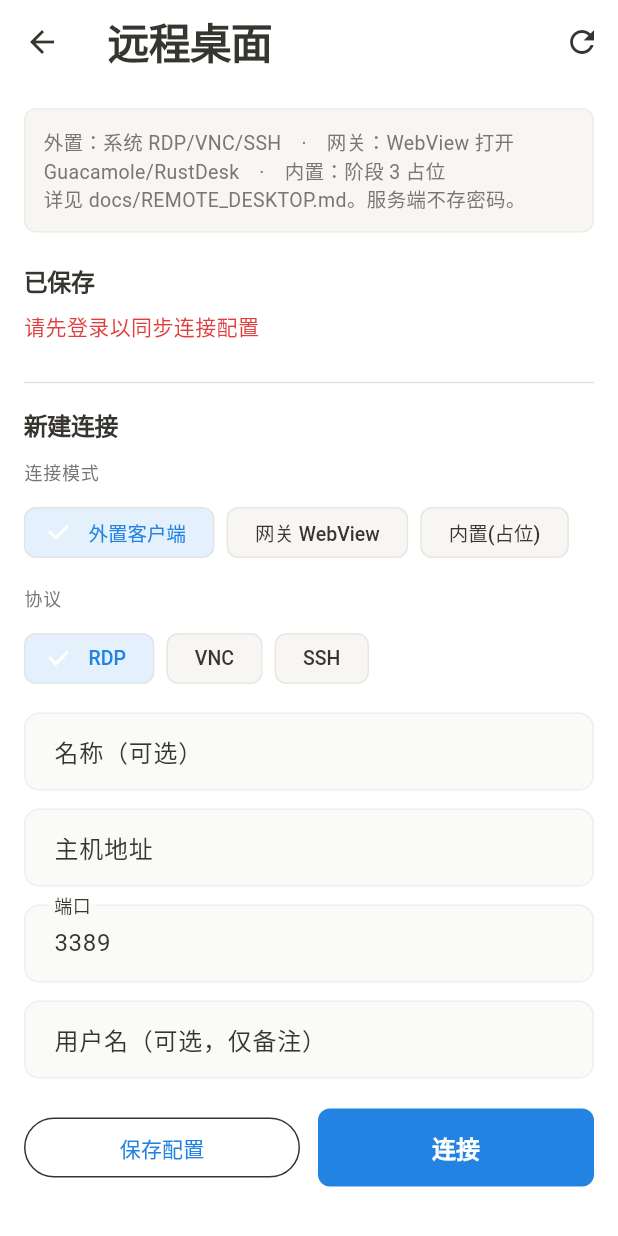
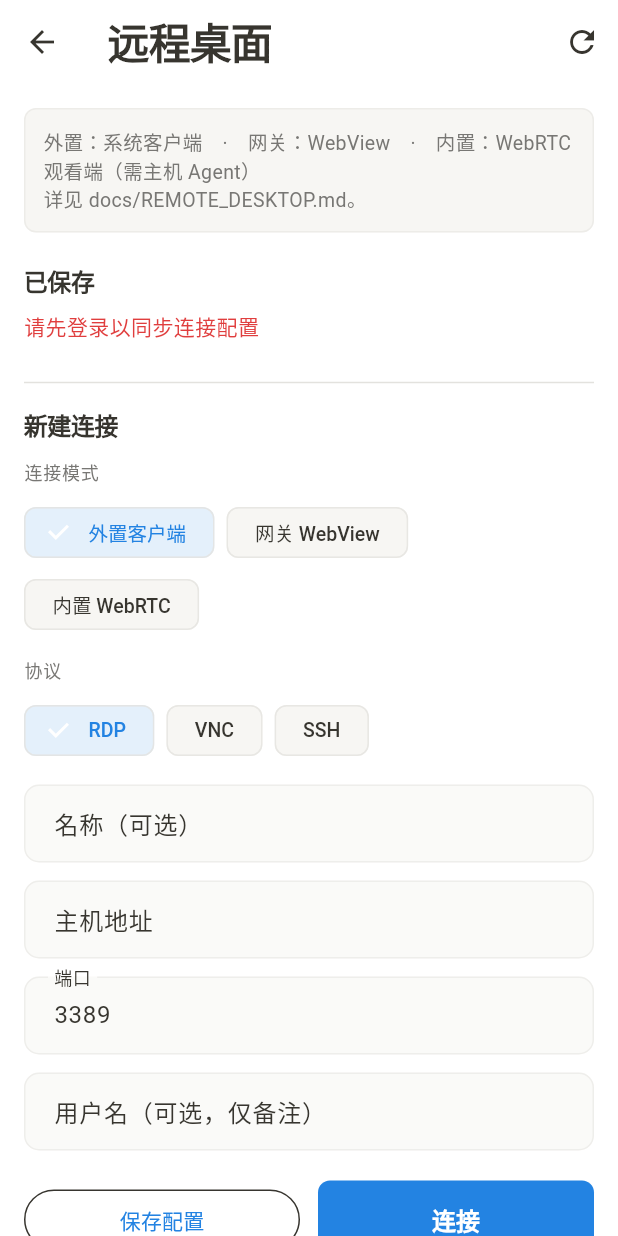
Before and after one commit to fymd/personal-assistant, a Flutter app: the RemoteDesktopPage screen opened directly, on a phone screen of 412 x 824 dp. Run offline on Flutter 3.47's test engine with Material 3 defaults, Android fonts, the phone set to English and light mode, and no system bars; our stand-ins replace dio, flutter_riverpod, flutter_secure_storage, shared_preferences, webview_flutter; missing offline and left inert: excel, flutter_webrtc, mobile_scanner; accounts and stored records are empty.

Commit message:
fix(mobile/ops): native 模式传入 profileId，文案同步阶段 3

```diff
--- a/mobile/lib/features/ops/presentation/remote_desktop_page.dart
+++ b/mobile/lib/features/ops/presentation/remote_desktop_page.dart
@@ -8,7 +8,7 @@ import '../data/remote_desktop_repository.dart';
 import 'gateway_webview_page.dart';
 import 'native_rd_placeholder_page.dart';
 
-/// 远程桌面：阶段 1 外置 / 阶段 2 网关 / 阶段 3 内置占位
+/// 远程桌面：阶段 1 外置 / 阶段 2 网关 / 阶段 3 WebRTC 内置
 class RemoteDesktopPage extends ConsumerStatefulWidget {
   const RemoteDesktopPage({super.key});
 
@@ -205,6 +205,7 @@ class _RemoteDesktopPageState extends ConsumerState<RemoteDesktopPage> {
       port: p.port,
       gatewayUrl: p.gatewayUrl,
       title: p.name,
+      profileId: p.id,
     );
   }
 
@@ -215,6 +216,7 @@ class _RemoteDesktopPageState extends ConsumerState<RemoteDesktopPage> {
     int? port,
     String? gatewayUrl,
     String? title,
+    String? profileId,
   }) async {
     final m = mode ?? _connectMode;
     final p = protocol ?? _protocol;
@@ -222,6 +224,7 @@ class _RemoteDesktopPageState extends ConsumerState<RemoteDesktopPage> {
     final pt = port ?? int.tryParse(_portCtrl.text.trim()) ?? 3389;
     final gw = gatewayUrl ?? _gatewayCtrl.text.trim();
     final name = title ?? _nameCtrl.text.trim();
+    final pid = profileId ?? _editingId ?? '';
 
     if (m == 'gateway') {
       if (gw.isEmpty) {
@@ -251,13 +254,13 @@ class _RemoteDesktopPageState extends ConsumerState<RemoteDesktopPage> {
             protocol: p,
             host: h.isEmpty ? '-' : h,
             port: pt,
+            profileId: pid,
           ),
         ),
       );
       return;
     }
 
-    // external
     if (h.isEmpty) {
       ScaffoldMessenger.of(context).showSnackBar(
         const SnackBar(content: Text('请输入主机地址')),
@@ -335,8 +338,8 @@ class _RemoteDesktopPageState extends ConsumerState<RemoteDesktopPage> {
               border: Border.all(color: colors.border.withOpacity(0.5)),
             ),
             child: Text(
-              '外置：系统 RDP/VNC/SSH　·　网关：WebView 打开 Guacamole/RustDesk　·　内置：阶段 3 占位\n'
-              '详见 docs/REMOTE_DESKTOP.md。服务端不存密码。',
+              '外置：系统客户端　·　网关：WebView　·　内置：WebRTC 观看端（需主机 Agent）\n'
+              '详见 docs/REMOTE_DESKTOP.md。',
               style: TextStyle(fontSize: 13, color: colors.secondaryText, height: 1.4),
             ),
           ),
@@ -368,8 +371,7 @@ class _RemoteDesktopPageState extends ConsumerState<RemoteDesktopPage> {
                   title: Text(p.name),
                   subtitle: Text(
                     '${_modeLabel(p.connectMode)} · ${p.protocol}'
-                    '${p.connectMode == 'gateway' ? '' : ' · ${p.host}:${p.port}'}'
-                    '${p.connectMode == 'gateway' && p.gatewayUrl.isNotEmpty ? ' · 网关' : ''}',
+                    '${p.connectMode == 'gateway' ? '' : ' · ${p.host}:${p.port}'}',
                   ),
                   trailing: Row(
                     mainAxisSize: MainAxisSize.min,
@@ -414,7 +416,7 @@ class _RemoteDesktopPageState extends ConsumerState<RemoteDesktopPage> {
             children: [
               ('external', '外置客户端'),
               ('gateway', '网关 WebView'),
-              ('native', '内置(占位)'),
+              ('native', '内置 WebRTC'),
             ].map((e) {
               return ChoiceChip(
                 label: Text(e.$2),
```
